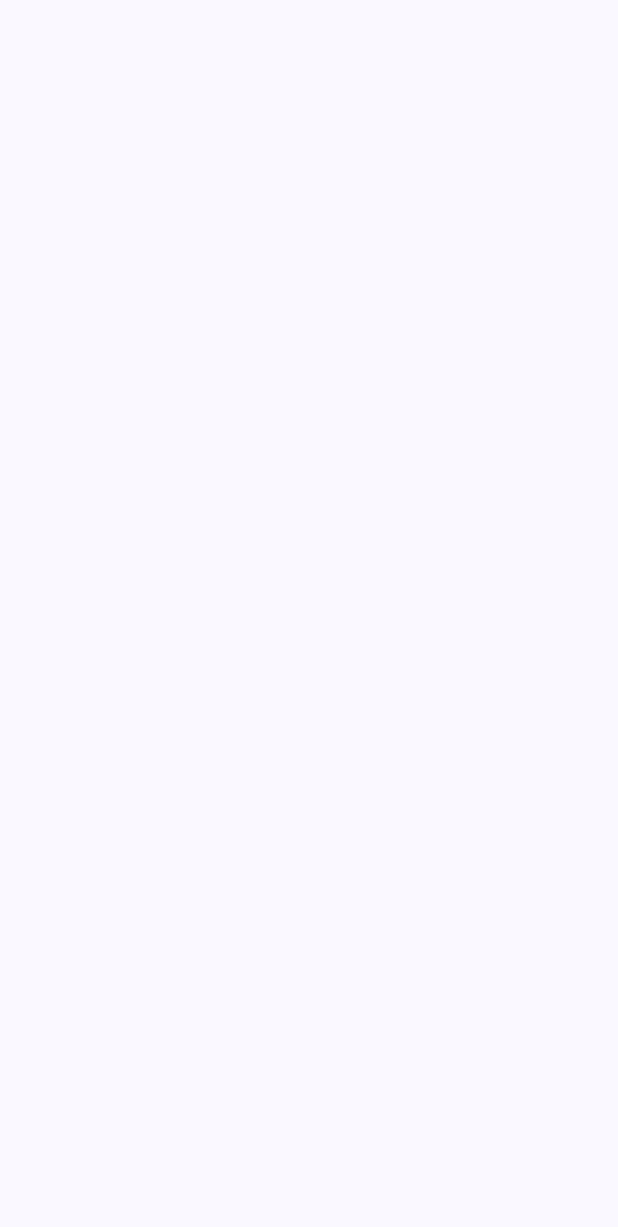
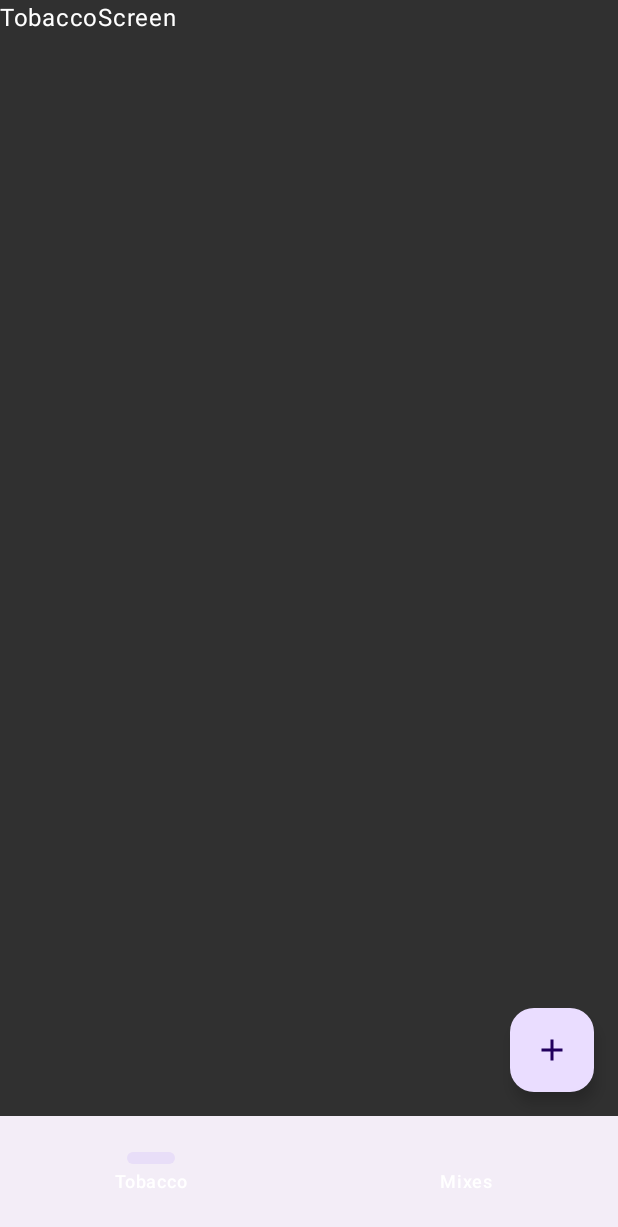
Before and after one commit to AlexanderXYZ/TobaccoIsGreat, an Android app built with Jetpack Compose: the screen it shows after launch (MainActivity), on a phone screen of 412 x 824 dp. Before the commit the part shown is empty. Shown: the top 1227 px of the screen. Run offline under Robolectric (Android 15) with nearby library versions, the phone set to English and light mode, and no system bars; our stand-ins replace Dagger/Hilt's generated code.

```diff
--- a/app/build.gradle
+++ b/app/build.gradle
@@ -78,6 +78,7 @@ dependencies {
     implementation "androidx.compose.ui:ui-tooling-preview:$compose_version"
     implementation 'androidx.compose.material3:material3:1.0.1'
     implementation "androidx.compose.animation:animation:$compose_version"
+    implementation "androidx.navigation:navigation-compose:2.5.3"
 
     /**
      * Hilt
--- a/app/src/main/java/com/buslaev/tobaccoisgreat/MainActivity.kt
+++ b/app/src/main/java/com/buslaev/tobaccoisgreat/MainActivity.kt
@@ -3,11 +3,7 @@ package com.buslaev.tobaccoisgreat
 import android.os.Bundle
 import androidx.activity.ComponentActivity
 import androidx.activity.compose.setContent
-import androidx.compose.foundation.layout.fillMaxSize
-import androidx.compose.material3.MaterialTheme
-import androidx.compose.material3.Surface
-import androidx.compose.ui.Modifier
-import com.buslaev.tobaccoisgreat.presentation.theme.TobaccoIsGreatTheme
+import com.buslaev.tobaccoisgreat.presentation.ui.App
 import dagger.hilt.android.AndroidEntryPoint
 
 @AndroidEntryPoint
@@ -15,15 +11,7 @@ class MainActivity : ComponentActivity() {
     override fun onCreate(savedInstanceState: Bundle?) {
         super.onCreate(savedInstanceState)
         setContent {
-            TobaccoIsGreatTheme {
-                // A surface container using the 'background' color from the theme
-                Surface(
-                    modifier = Modifier.fillMaxSize(),
-                    color = MaterialTheme.colorScheme.background
-                ) {
-
-                }
-            }
+            App()
         }
     }
 }
--- a/app/src/main/java/com/buslaev/tobaccoisgreat/presentation/theme/Color.kt
+++ b/app/src/main/java/com/buslaev/tobaccoisgreat/presentation/theme/Color.kt
@@ -9,3 +9,6 @@ val Pink80 = Color(0xFFEFB8C8)
 val Purple40 = Color(0xFF6650a4)
 val PurpleGrey40 = Color(0xFF625b71)
 val Pink40 = Color(0xFF7D5260)
+
+val DarkGrayColor = Color(0xFF303030)
+val GrayColor = Color(0xFF474747)
--- a/app/src/main/java/com/buslaev/tobaccoisgreat/presentation/theme/Theme.kt
+++ b/app/src/main/java/com/buslaev/tobaccoisgreat/presentation/theme/Theme.kt
@@ -16,42 +16,25 @@ import androidx.compose.ui.platform.LocalView
 import androidx.core.view.ViewCompat
 
 private val DarkColorScheme = darkColorScheme(
-    primary = Purple80,
+    primary = GrayColor,
     secondary = PurpleGrey80,
-    tertiary = Pink80
+    tertiary = Pink80,
+    background = DarkGrayColor
 )
 
 private val LightColorScheme = lightColorScheme(
-    primary = Purple40,
+    primary = GrayColor,
     secondary = PurpleGrey40,
-    tertiary = Pink40
-
-    /* Other default colors to override
-    background = Color(0xFFFFFBFE),
-    surface = Color(0xFFFFFBFE),
-    onPrimary = Color.White,
-    onSecondary = Color.White,
-    onTertiary = Color.White,
-    onBackground = Color(0xFF1C1B1F),
-    onSurface = Color(0xFF1C1B1F),
-    */
+    tertiary = Pink40,
+    background = DarkGrayColor
 )
 
 @Composable
 fun TobaccoIsGreatTheme(
     darkTheme: Boolean = isSystemInDarkTheme(),
-    // Dynamic color is available on Android 12+
-    dynamicColor: Boolean = true,
     content: @Composable () -> Unit
 ) {
-    val colorScheme = when {
-        dynamicColor && Build.VERSION.SDK_INT >= Build.VERSION_CODES.S -> {
-            val context = LocalContext.current
-            if (darkTheme) dynamicDarkColorScheme(context) else dynamicLightColorScheme(context)
-        }
-        darkTheme -> DarkColorScheme
-        else -> LightColorScheme
-    }
+    val colorScheme = if (darkTheme) DarkColorScheme else LightColorScheme
     val view = LocalView.current
     if (!view.isInEditMode) {
         SideEffect {
--- a/app/src/main/java/com/buslaev/tobaccoisgreat/presentation/theme/Type.kt
+++ b/app/src/main/java/com/buslaev/tobaccoisgreat/presentation/theme/Type.kt
@@ -1,6 +1,7 @@
 package com.buslaev.tobaccoisgreat.presentation.theme
 
 import androidx.compose.material3.Typography
+import androidx.compose.ui.graphics.Color
 import androidx.compose.ui.text.TextStyle
 import androidx.compose.ui.text.font.FontFamily
 import androidx.compose.ui.text.font.FontWeight
@@ -13,22 +14,23 @@ val Typography = Typography(
         fontWeight = FontWeight.Normal,
         fontSize = 16.sp,
         lineHeight = 24.sp,
-        letterSpacing = 0.5.sp
-    )
-    /* Other default text styles to override
+        letterSpacing = 0.5.sp,
+        color = Color.White
+    ),
     titleLarge = TextStyle(
         fontFamily = FontFamily.Default,
         fontWeight = FontWeight.Normal,
         fontSize = 22.sp,
         lineHeight = 28.sp,
-        letterSpacing = 0.sp
+        letterSpacing = 0.sp,
+        color = Color.White
     ),
     labelSmall = TextStyle(
         fontFamily = FontFamily.Default,
         fontWeight = FontWeight.Medium,
         fontSize = 11.sp,
         lineHeight = 16.sp,
-        letterSpacing = 0.5.sp
+        letterSpacing = 0.5.sp,
+        color = Color.White
     )
-    */
 )
--- /dev/null
+++ b/app/src/main/java/com/buslaev/tobaccoisgreat/presentation/ui/App.kt
@@ -0,0 +1,25 @@
+package com.buslaev.tobaccoisgreat.presentation.ui
+
+import androidx.compose.foundation.layout.fillMaxSize
+import androidx.compose.material3.MaterialTheme
+import androidx.compose.material3.Surface
+import androidx.compose.runtime.Composable
+import androidx.compose.ui.Modifier
+import androidx.navigation.compose.rememberNavController
+import com.buslaev.tobaccoisgreat.presentation.theme.TobaccoIsGreatTheme
+
+@Composable
+fun App() {
+    val navController = rememberNavController()
+
+    TobaccoIsGreatTheme {
+        Surface(
+            modifier = Modifier.fillMaxSize(),
+            color = MaterialTheme.colorScheme.background
+        ) {
+            NavGraph(
+                navController = navController
+            )
+        }
+    }
+}
--- /dev/null
+++ b/app/src/main/java/com/buslaev/tobaccoisgreat/presentation/ui/NavGraph.kt
@@ -0,0 +1,42 @@
+package com.buslaev.tobaccoisgreat.presentation.ui
+
+import androidx.compose.runtime.Composable
+import androidx.navigation.NavHostController
+import androidx.navigation.compose.NavHost
+import androidx.navigation.compose.composable
+import com.buslaev.tobaccoisgreat.presentation.ui.main.MainScreen
+import com.buslaev.tobaccoisgreat.presentation.ui.new_mix.NewMixScreen
+import com.buslaev.tobaccoisgreat.presentation.ui.new_tobacco.NewTobaccoScreen
+
+enum class Screens(val route: String) {
+    MAIN_SCREEN("main_screen"),
+    NEW_TOBACCO("new_tobacco_screen"),
+    NEW_MIX("new_mix_screen")
+}
+
+@Composable
+fun NavGraph(
+    navController: NavHostController
+) {
+    NavHost(navController = navController, startDestination = Screens.MAIN_SCREEN.route) {
+        composable(
+            route = Screens.MAIN_SCREEN.route
+        ) {
+            MainScreen(navController)
+        }
+
+        composable(
+            route = Screens.NEW_TOBACCO.route
+        ) {
+            NewTobaccoScreen(
+                navController = navController
+            )
+        }
+
+        composable(
+            route = Screens.NEW_MIX.route
+        ) {
+            NewMixScreen()
+        }
+    }
+}
--- /dev/null
+++ b/app/src/main/java/com/buslaev/tobaccoisgreat/presentation/ui/main/BottomNavGraph.kt
@@ -0,0 +1,72 @@
+package com.buslaev.tobaccoisgreat.presentation.ui.main
+
+import androidx.compose.material3.NavigationBar
+import androidx.compose.material3.NavigationBarItem
+import androidx.compose.material3.Text
+import androidx.compose.runtime.Composable
+import androidx.compose.runtime.getValue
+import androidx.compose.ui.Modifier
+import androidx.navigation.NavDestination.Companion.hierarchy
+import androidx.navigation.NavGraph.Companion.findStartDestination
+import androidx.navigation.NavHostController
+import androidx.navigation.compose.NavHost
+import androidx.navigation.compose.composable
+import androidx.navigation.compose.currentBackStackEntryAsState
+import com.buslaev.tobaccoisgreat.presentation.ui.main.mix.MixScreen
+import com.buslaev.tobaccoisgreat.presentation.ui.main.tobacco.TobaccoScreen
+
+enum class BottomScreens(val label: String, val route: String) {
+    TOBACCO_SCREEN(
+        label = "Tobacco",
+        route = "tobacco_screen"
+    ),
+    MIX_SCREEN(
+        label = "Mixes",
+        route = "mix_screen"
+    ),
+}
+
+@Composable
+fun BottomNavGraph(
+    navController: NavHostController,
+    modifier: Modifier
+) {
+    NavHost(
+        navController = navController,
+        startDestination = BottomScreens.TOBACCO_SCREEN.route,
+        modifier = modifier
+    ) {
+        composable(BottomScreens.TOBACCO_SCREEN.route) {
+            TobaccoScreen()
+        }
+        composable(BottomScreens.MIX_SCREEN.route) {
+            MixScreen()
+        }
+    }
+}
+
+@Composable
+fun MainBottomNavigationBar(
+    navController: NavHostController
+) {
+    NavigationBar {
+        val navBackStackEntry by navController.currentBackStackEntryAsState()
+        val currentDestination = navBackStackEntry?.destination
+        BottomScreens.values().forEach { screen ->
+            NavigationBarItem(
+                icon = {},
+                label = { Text(text = screen.label) },
+                selected = currentDestination?.hierarchy?.any { it.route == screen.route } == true,
+                onClick = {
+                    navController.navigate(screen.route) {
+                        popUpTo(navController.graph.findStartDestination().id) {
+                            saveState = true
+                        }
+                        launchSingleTop = true
+                        restoreState = true
+                    }
+                }
+            )
+        }
+    }
+}
--- /dev/null
+++ b/app/src/main/java/com/buslaev/tobaccoisgreat/presentation/ui/main/MainScreen.kt
@@ -0,0 +1,46 @@
+package com.buslaev.tobaccoisgreat.presentation.ui.main
+
+import androidx.compose.foundation.background
+import androidx.compose.foundation.layout.*
+import androidx.compose.material.icons.Icons
+import androidx.compose.material.icons.filled.Add
+import androidx.compose.material3.*
+import androidx.compose.runtime.Composable
+import androidx.compose.ui.Modifier
+import androidx.navigation.NavHostController
+import androidx.navigation.compose.rememberNavController
+import com.buslaev.tobaccoisgreat.presentation.theme.DarkGrayColor
+import com.buslaev.tobaccoisgreat.presentation.ui.Screens
+
+@OptIn(ExperimentalMaterial3Api::class)
+@Composable
+fun MainScreen(
+    navController: NavHostController
+) {
+    val bottomNavController = rememberNavController()
+    Scaffold(
+        floatingActionButton = {
+            FloatingActionButton(onClick = {
+                val route = when (bottomNavController.currentBackStackEntry?.destination?.route) {
+                    BottomScreens.TOBACCO_SCREEN.route -> Screens.NEW_TOBACCO.route
+                    BottomScreens.MIX_SCREEN.route -> Screens.NEW_MIX.route
+                    else -> null
+                }
+                route?.let { navController.navigate(it) }
+            }) {
+                Icon(imageVector = Icons.Default.Add, contentDescription = "")
+            }
+        },
+        bottomBar = {
+            MainBottomNavigationBar(bottomNavController)
+        }
+    ) { innerPadding ->
+        BottomNavGraph(
+            navController = bottomNavController,
+            modifier = Modifier
+                .fillMaxSize()
+                .padding(innerPadding)
+                .background(DarkGrayColor)
+        )
+    }
+}
--- /dev/null
+++ b/app/src/main/java/com/buslaev/tobaccoisgreat/presentation/ui/main/tobacco/TobaccoScreen.kt
@@ -0,0 +1,10 @@
+package com.buslaev.tobaccoisgreat.presentation.ui.main.tobacco
+
+import androidx.compose.material3.Text
+import androidx.compose.runtime.Composable
+import androidx.compose.ui.graphics.Color
+
+@Composable
+fun TobaccoScreen() {
+    Text(text = "TobaccoScreen")
+}
--- a/app/src/main/res/values/strings.xml
+++ b/app/src/main/res/values/strings.xml
@@ -1,3 +1,5 @@
 <resources>
     <string name="app_name">Tobacco is Great</string>
+
+    <string name="new_tobacco_screen_title">Create Tobacco</string>
 </resources>
```
Also changed, not shown: app/src/main/java/com/buslaev/tobaccoisgreat/presentation/ui/components/TobaccoTopAppBar.kt (added, +30 -0 lines), app/src/main/java/com/buslaev/tobaccoisgreat/presentation/ui/main/mix/MixScreen.kt (added, +10 -0 lines), app/src/main/java/com/buslaev/tobaccoisgreat/presentation/ui/new_mix/NewMixScreen.kt (added, +9 -0 lines), app/src/main/java/com/buslaev/tobaccoisgreat/presentation/ui/new_tobacco/NewTobaccoScreen.kt (added, +29 -0 lines).
